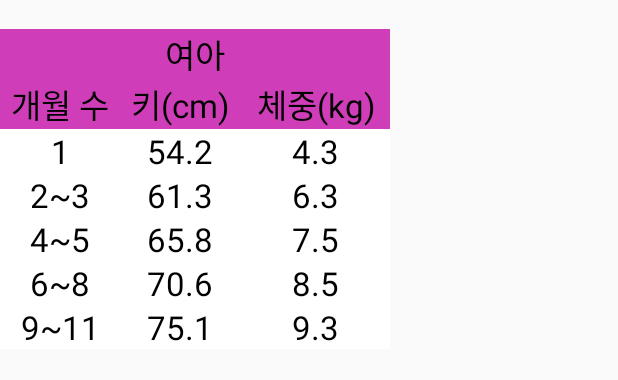
After one commit to ParkHyunsu1110/Capstone-Design, an Android app: the layout femalehw.xml on its own in the app's theme, with its tools: preview values and no code run, on a phone screen of 412 x 824 dp. The commit adds this screen. Shown: the top 380 px of the screen. Run offline under Robolectric (Android 15) with nearby library versions, the phone set to English and light mode, and no system bars.

Commit message:
그래프 표 수정, 회의록 추가

```diff
--- /dev/null
+++ b/workspace/LoveBaby/app/src/main/res/layout/femalehw.xml
@@ -0,0 +1,223 @@
+<?xml version="1.0" encoding="utf-8"?>
+<LinearLayout xmlns:android="http://schemas.android.com/apk/res/android"
+    android:layout_width="wrap_content"
+    android:layout_height="wrap_content"
+    android:orientation="vertical" >
+
+    <TableLayout
+        xmlns:android="http://schemas.android.com/apk/res/android"
+        android:layout_width="wrap_content"
+        android:layout_height="wrap_content"
+        android:layout_gravity="center"
+        android:orientation="vertical" >
+
+        <TextView
+            android:layout_width="fill_parent"
+            android:layout_height="wrap_content"
+            android:layout_gravity="center_horizontal" />
+
+        <TableRow
+            android:layout_width="fill_parent"
+            android:layout_height="fill_parent"
+            android:background="#CF3DB8"
+            android:gravity="center"
+            android:orientation="horizontal" >
+
+            <TextView
+                android:layout_width="80dp"
+                android:layout_height="wrap_content"
+                android:gravity="center"
+                android:text="여아"
+                android:textColor="#000000"
+                android:textSize="10pt" />
+
+        </TableRow>
+        <TableRow
+            android:layout_width="fill_parent"
+            android:layout_height="fill_parent"
+            android:background="#CF3DB8"
+            android:gravity="center"
+            android:orientation="horizontal" >
+
+            <TextView
+                android:layout_width="80dp"
+                android:layout_height="wrap_content"
+                android:gravity="center"
+                android:text="개월 수"
+                android:textColor="#000000"
+                android:textSize="10pt" />
+
+            <TextView
+                android:layout_width="80dp"
+                android:layout_height="wrap_content"
+                android:gravity="center"
+                android:text="키(cm)"
+                android:textColor="#000000"
+                android:textSize="10pt" />
+
+            <TextView
+                android:layout_width="100dp"
+                android:layout_height="wrap_content"
+                android:gravity="center"
+                android:text="체중(kg)"
+                android:textColor="#000000"
+                android:textSize="10pt" />
+        </TableRow>
+
+        <!-- 수치화 -->
+        <TableRow
+            android:layout_width="fill_parent"
+            android:layout_height="fill_parent"
+            android:background="#FFffFF"
+            android:orientation="horizontal" >
+
+            <TextView
+                android:layout_width="fill_parent"
+                android:layout_height="wrap_content"
+                android:gravity="center"
+                android:text="1"
+                android:textColor="#000000"
+                android:textSize="10pt" />
+
+            <TextView
+                android:layout_width="fill_parent"
+                android:layout_height="wrap_content"
+                android:gravity="center"
+                android:text="54.2"
+                android:textColor="#000000"
+                android:textSize="10pt" />
+
+            <TextView
+                android:layout_width="fill_parent"
+                android:layout_height="wrap_content"
+                android:gravity="center"
+                android:text="4.3"
+                android:textColor="#000000"
+                android:textSize="10pt" />
+        </TableRow>
+
+        <TableRow
+            android:layout_width="fill_parent"
+            android:layout_height="fill_parent"
+            android:background="#FFffFF"
+            android:orientation="horizontal" >
+
+            <TextView
+                android:layout_width="fill_parent"
+                android:layout_height="wrap_content"
+                android:gravity="center"
+                android:text="2~3"
+                android:textColor="#000000"
+                android:textSize="10pt" />
+
+            <TextView
+                android:layout_width="fill_parent"
+                android:layout_height="wrap_content"
+                android:gravity="center"
+                android:text="61.3"
+                android:textColor="#000000"
+                android:textSize="10pt" />
+
+            <TextView
+                android:layout_width="fill_parent"
+                android:layout_height="wrap_content"
+                android:gravity="center"
+                android:text="6.3"
+                android:textColor="#000000"
+                android:textSize="10pt" />
+        </TableRow>
+
+        <TableRow
+            android:layout_width="fill_parent"
+            android:layout_height="fill_parent"
+            android:background="#FFffFF"
+            android:orientation="horizontal" >
+
+            <TextView
+                android:layout_width="fill_parent"
+                android:layout_height="wrap_content"
+                android:gravity="center"
+                android:text="4~5"
+                android:textColor="#000000"
+                android:textSize="10pt" />
+
+            <TextView
+                android:layout_width="fill_parent"
+                android:layout_height="wrap_content"
+                android:gravity="center"
+                android:text="65.8"
+                android:textColor="#000000"
+                android:textSize="10pt" />
+
+            <TextView
+                android:layout_width="fill_parent"
+                android:layout_height="wrap_content"
+                android:gravity="center"
+                android:text="7.5"
+                android:textColor="#000000"
+                android:textSize="10pt" />
+        </TableRow>
+
+        <TableRow
+            android:layout_width="fill_parent"
+            android:layout_height="fill_parent"
+            android:background="#FFffFF"
+            android:orientation="horizontal" >
+
+            <TextView
+                android:layout_width="fill_parent"
+                android:layout_height="wrap_content"
+                android:gravity="center"
+                android:text="6~8"
+                android:textColor="#000000"
+                android:textSize="10pt" />
+
+            <TextView
+                android:layout_width="fill_parent"
+                android:layout_height="wrap_content"
+                android:gravity="center"
+                android:text="70.6"
+                android:textColor="#000000"
+                android:textSize="10pt" />
+
+            <TextView
+                android:layout_width="fill_parent"
+                android:layout_height="wrap_content"
+                android:gravity="center"
+                android:text="8.5"
+                android:textColor="#000000"
+                android:textSize="10pt" />
+        </TableRow>
+
+        <TableRow
+            android:layout_width="fill_parent"
+            android:layout_height="fill_parent"
+            android:background="#FFffFF"
+            android:orientation="horizontal" >
+
+            <TextView
+                android:layout_width="fill_parent"
+                android:layout_height="wrap_content"
+                android:gravity="center"
+                android:text="9~11"
+                android:textColor="#000000"
+                android:textSize="10pt" />
+
+            <TextView
+                android:layout_width="fill_parent"
+                android:layout_height="wrap_content"
+                android:gravity="center"
+                android:text="75.1"
+                android:textColor="#000000"
+                android:textSize="10pt" />
+
+            <TextView
+                android:layout_width="fill_parent"
+                android:layout_height="wrap_content"
+                android:gravity="center"
+                android:text="9.3"
+                android:textColor="#000000"
+                android:textSize="10pt" />
+        </TableRow>
+    </TableLayout>
+</LinearLayout>
--- a/workspace/LoveBaby/app/src/main/res/layout/graphshow.xml
+++ b/workspace/LoveBaby/app/src/main/res/layout/graphshow.xml
@@ -171,7 +171,6 @@
         </RadioGroup>
     </LinearLayout>
 
-
     <ImageView
         android:id="@+id/image"
         android:src="@drawable/boy1"
```
Also changed, not shown: workspace/LoveBaby/app/src/main/java/com/capstonedesign/lovebaby/Graph.java (+12 -10 lines), workspace/LoveBaby/app/src/main/res/layout/malehw.xml (added, +224 -0 lines), workspace/LoveBaby/app/src/main/res/drawable-v24/femalehwtable.JPG (added), workspace/LoveBaby/app/src/main/res/drawable-v24/malehwtable.JPG (added), 1 other file.
